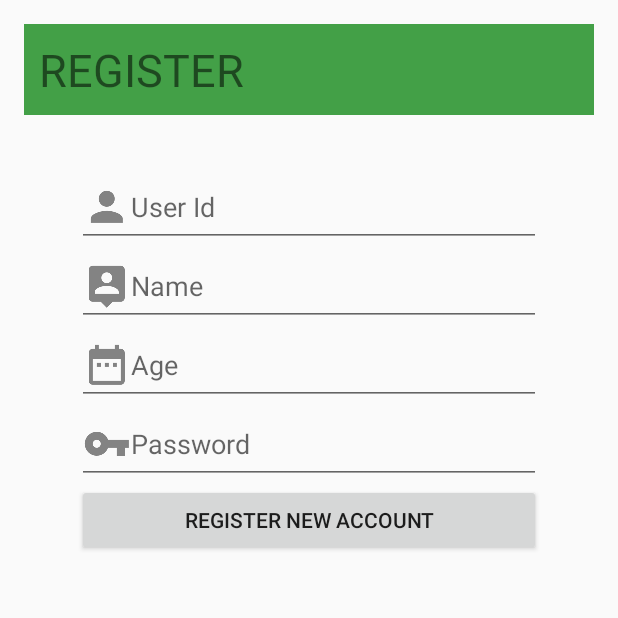
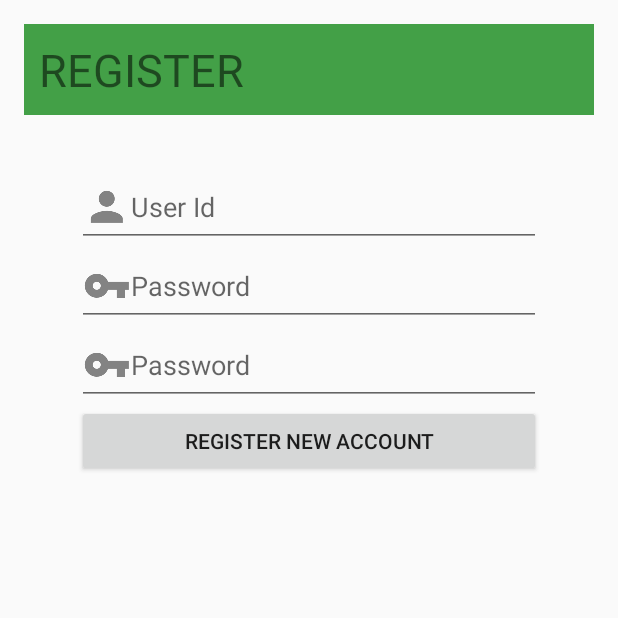
Before and after one commit to RemuRemu/Healthy, an Android app: the fragment RegisterFragment placed in its activity, after a tap on "REGISTER NEW ACCOUNT", on a phone screen of 412 x 824 dp, the top half of it. Run offline under Robolectric (Android 15) with nearby library versions, the phone set to English and light mode, and no system bars.

```diff
--- a/app/build.gradle
+++ b/app/build.gradle
@@ -20,10 +20,16 @@ android {
 }
 
 dependencies {
+
     compile fileTree(include: ['*.jar'], dir: 'libs')
     androidTestCompile('com.android.support.test.espresso:espresso-core:2.2.2', {
         exclude group: 'com.android.support', module: 'support-annotations'
     })
     testCompile 'junit:junit:4.12'
     implementation 'com.android.support:appcompat-v7:24.2.1'
+    implementation 'com.google.firebase:firebase-core:16.0.1'
+    implementation 'com.google.firebase:firebase-core:16.0.3'
+
 }
+
+apply plugin: 'com.google.gms.google-services'
--- a/app/src/main/java/com/example/lab203_28/healthy/BMIFragment.java
+++ b/app/src/main/java/com/example/lab203_28/healthy/BMIFragment.java
@@ -1,6 +1,5 @@
 package com.example.lab203_28.healthy;
 
-;
 import android.os.Bundle;
 import android.support.annotation.NonNull;
 import android.support.annotation.Nullable;
@@ -13,6 +12,8 @@ import android.widget.Button;
 import android.widget.EditText;
 import android.widget.TextView;
 import android.widget.Toast;
+
+;
 
 
 
--- a/app/src/main/java/com/example/lab203_28/healthy/MainActivity.java
+++ b/app/src/main/java/com/example/lab203_28/healthy/MainActivity.java
@@ -1,7 +1,7 @@
 package com.example.lab203_28.healthy;
 
+import android.os.Bundle;
 import android.support.v7.app.AppCompatActivity;
-import android.os.Bundle;
 
 
 public class MainActivity extends AppCompatActivity{
--- a/app/src/main/java/com/example/lab203_28/healthy/RegisterFragment.java
+++ b/app/src/main/java/com/example/lab203_28/healthy/RegisterFragment.java
@@ -29,26 +29,25 @@ public class RegisterFragment extends Fragment{
         _regBtn.setOnClickListener(new View.OnClickListener(){
             @Override
             public void onClick(View view) {
-                EditText _userId = (EditText) getView().findViewById(R.id.reg_userId);
-                EditText _name = (EditText) getView().findViewById(R.id.reg_name);
+                EditText _userEmail = (EditText) getView().findViewById(R.id.reg_userEmail);
                 EditText _password = (EditText) getView().findViewById(R.id.reg_password);
-                EditText _age = (EditText) getView().findViewById(R.id.reg_age);
-                String _userIdStr = _userId.getText().toString();
-                String _nameStr = _name.getText().toString();
+                EditText _repassword = (EditText) getView().findViewById(R.id.re_reg_password);
+
+                String _userEmailStr = _userEmail.getText().toString();
                 String _passwordStr = _password.getText().toString();
-                String _ageStr = _age.getText().toString();
-                if (_userIdStr.isEmpty() || _nameStr.isEmpty() || _passwordStr.isEmpty() || _ageStr.isEmpty()){
+                String _repasswordStr = _repassword.getText().toString();
+                if (_userEmailStr.isEmpty() || _repasswordStr.isEmpty() || _passwordStr.isEmpty()){
                     Toast.makeText(
                             getActivity(),
                             "กรุณาระบุข้อมูลให้ครบถ้วน",
                             Toast.LENGTH_SHORT
                     ).show();
                     Log.d("USER", "FIELD NAME IS EMPTY");
-                }else if (_userIdStr.equals("admin")){
-                    Log.d("USER", "USER ALREADY EXIST");
+                }else if (!_passwordStr.equals(_repasswordStr) || _password.length()<= 6){
+                    Log.d("USER", "INCORECT PASSWORD OR LENGTH NOT ENOUGH");
                     Toast.makeText(
                             getActivity(),
-                            "user นี้มีอยู่ในระบบแล้ว",
+                            "พาสเวิรืดไม่ถูกต้อง หรือ ความยามขั้นต่ำ 6 ตัว",
                             Toast.LENGTH_SHORT
                     ).show();
 
--- a/app/src/main/java/com/example/lab203_28/healthy/Weight/WeightFragment.java
+++ b/app/src/main/java/com/example/lab203_28/healthy/Weight/WeightFragment.java
@@ -7,17 +7,12 @@ import android.util.Log;
 import android.view.LayoutInflater;
 import android.view.View;
 import android.view.ViewGroup;
-import android.widget.AdapterView;
-import android.widget.ArrayAdapter;
 import android.widget.ListView;
 import android.widget.TextView;
 
-import com.example.lab203_28.healthy.BMIFragment;
 import com.example.lab203_28.healthy.R;
-import com.example.lab203_28.healthy.Weight.Weight_FromFragment;
 
 import java.util.ArrayList;
-import java.util.List;
 
 public class WeightFragment extends Fragment{
 
--- a/app/src/main/res/layout/fragment_register.xml
+++ b/app/src/main/res/layout/fragment_register.xml
@@ -26,20 +26,14 @@
                 android:layout_height="wrap_content"
                 android:hint="@string/user_id"
                 android:drawableLeft="@drawable/ic_action_name"
-                android:id="@+id/reg_userId"/>
+                android:id="@+id/reg_userEmail"/>
 
             <EditText
                 android:layout_width="match_parent"
                 android:layout_height="wrap_content"
-                android:hint="@string/name"
-                android:drawableLeft="@drawable/ic_name"
-                android:id="@+id/reg_name"/>
-            <EditText
-                android:layout_width="match_parent"
-                android:layout_height="wrap_content"
-                android:hint="@string/age"
-                android:drawableLeft="@drawable/ic_age"
-                android:id="@+id/reg_age"/>
+                android:hint="@string/password"
+                android:drawableLeft="@drawable/ic_action_pass"
+                android:id="@+id/re_reg_password"/>
             <EditText
                 android:layout_width="match_parent"
                 android:layout_height="wrap_content"
--- a/build.gradle
+++ b/build.gradle
@@ -7,9 +7,10 @@ buildscript {
     }
     dependencies {
         classpath 'com.android.tools.build:gradle:3.1.4'
-
+        classpath 'com.google.gms:google-services:4.0.1'
         // NOTE: Do not place your application dependencies here; they belong
         // in the individual module build.gradle files
+
     }
 }
 
```
Also changed, not shown: 3 other files.
